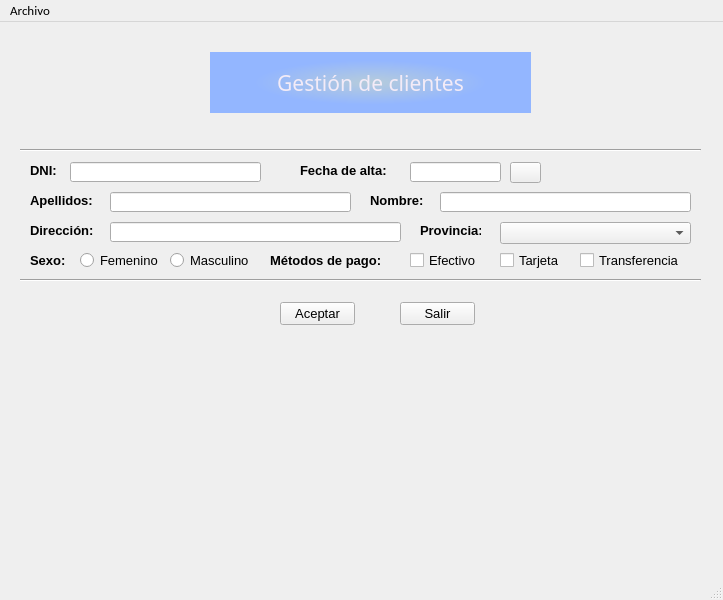
This is ventana.ui in cegola/GOMEZLANGE as Qt 5 draws it before an edit. The edited form follows.
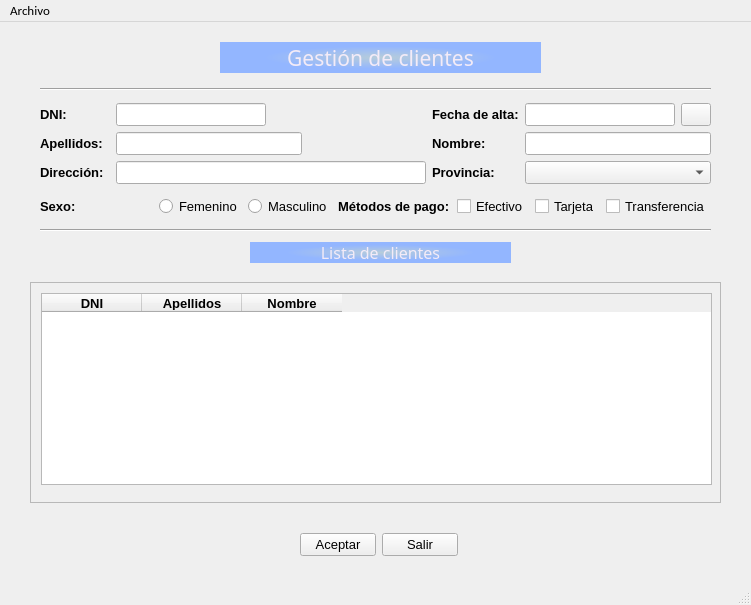
This is the edited form. Icons and pictures are not drawn.

Commit message: Version 0.0.3 Tabla funcionando y guardando

The edit to the form file:
```diff
--- a/ventana.ui
+++ b/ventana.ui
@@ -6,10 +6,28 @@
    <rect>
     <x>0</x>
     <y>0</y>
-    <width>723</width>
-    <height>600</height>
+    <width>751</width>
+    <height>605</height>
    </rect>
   </property>
+  <property name="sizePolicy">
+   <sizepolicy hsizetype="Fixed" vsizetype="Fixed">
+    <horstretch>0</horstretch>
+    <verstretch>0</verstretch>
+   </sizepolicy>
+  </property>
+  <property name="minimumSize">
+   <size>
+    <width>720</width>
+    <height>350</height>
+   </size>
+  </property>
+  <property name="maximumSize">
+   <size>
+    <width>16777215</width>
+    <height>16777215</height>
+   </size>
+  </property>
   <property name="font">
    <font>
     <family>MS Shell Dlg 2</family>
@@ -25,10 +43,10 @@
    <widget class="QLabel" name="lbl_ges_clientes">
     <property name="geometry">
      <rect>
-      <x>210</x>
-      <y>30</y>
+      <x>220</x>
+      <y>20</y>
       <width>321</width>
-      <height>61</height>
+      <height>31</height>
      </rect>
     </property>
     <property name="font">
@@ -50,394 +68,487 @@
      <number>-3</number>
     </property>
    </widget>
-   <widget class="Line" name="line">
+   <widget class="QWidget" name="layoutWidget">
     <property name="geometry">
      <rect>
-      <x>20</x>
-      <y>120</y>
-      <width>681</width>
-      <height>16</height>
+      <x>40</x>
+      <y>60</y>
+      <width>671</width>
+      <height>156</height>
      </rect>
     </property>
-    <property name="orientation">
-     <enum>Qt::Horizontal</enum>
-    </property>
+    <layout class="QVBoxLayout" name="verticalLayout">
+     <item>
+      <widget class="Line" name="line">
+       <property name="orientation">
+        <enum>Qt::Horizontal</enum>
+       </property>
+      </widget>
+     </item>
+     <item>
+      <layout class="QGridLayout" name="gridLayout">
+       <item row="0" column="1">
+        <widget class="QLineEdit" name="editDni">
+         <property name="minimumSize">
+          <size>
+           <width>150</width>
+           <height>0</height>
+          </size>
+         </property>
+        </widget>
+       </item>
+       <item row="0" column="0">
+        <widget class="QLabel" name="lblDni">
+         <property name="minimumSize">
+          <size>
+           <width>35</width>
+           <height>0</height>
+          </size>
+         </property>
+         <property name="font">
+          <font>
+           <family>MS Shell Dlg 2</family>
+           <pointsize>10</pointsize>
+           <weight>75</weight>
+           <bold>true</bold>
+          </font>
+         </property>
+         <property name="text">
+          <string>DNI:</string>
+         </property>
+        </widget>
+       </item>
+       <item row="0" column="2">
+        <widget class="QLabel" name="lblValidar">
+         <property name="minimumSize">
+          <size>
+           <width>30</width>
+           <height>0</height>
+          </size>
+         </property>
+         <property name="font">
+          <font>
+           <family>Comic Sans MS</family>
+           <pointsize>11</pointsize>
+           <weight>75</weight>
+           <bold>true</bold>
+          </font>
+         </property>
+         <property name="text">
+          <string/>
+         </property>
+        </widget>
+       </item>
+       <item row="0" column="4">
+        <widget class="QLabel" name="lblCliAlta">
+         <property name="font">
+          <font>
+           <family>MS Shell Dlg 2</family>
+           <pointsize>10</pointsize>
+           <weight>75</weight>
+           <bold>true</bold>
+          </font>
+         </property>
+         <property name="text">
+          <string>Fecha de alta:</string>
+         </property>
+        </widget>
+       </item>
+       <item row="0" column="6">
+        <widget class="QPushButton" name="btnCalendar">
+         <property name="minimumSize">
+          <size>
+           <width>20</width>
+           <height>20</height>
+          </size>
+         </property>
+         <property name="maximumSize">
+          <size>
+           <width>30</width>
+           <height>30</height>
+          </size>
+         </property>
+         <property name="text">
+          <string/>
+         </property>
+         <property name="icon">
+          <iconset>
+           <normaloff>../../.designer/backup/img/iconoCalendar.png</normaloff>../../.designer/backup/img/iconoCalendar.png</iconset>
+         </property>
+         <property name="iconSize">
+          <size>
+           <width>24</width>
+           <height>24</height>
+          </size>
+         </property>
+        </widget>
+       </item>
+       <item row="0" column="5">
+        <widget class="QLineEdit" name="editCliAlta">
+         <property name="minimumSize">
+          <size>
+           <width>150</width>
+           <height>0</height>
+          </size>
+         </property>
+        </widget>
+       </item>
+       <item row="3" column="4">
+        <widget class="QLabel" name="lblNombre">
+         <property name="font">
+          <font>
+           <family>MS Shell Dlg 2</family>
+           <pointsize>10</pointsize>
+           <weight>75</weight>
+           <bold>true</bold>
+          </font>
+         </property>
+         <property name="text">
+          <string>Nombre:</string>
+         </property>
+        </widget>
+       </item>
+       <item row="4" column="0">
+        <widget class="QLabel" name="lblDireccion">
+         <property name="minimumSize">
+          <size>
+           <width>70</width>
+           <height>0</height>
+          </size>
+         </property>
+         <property name="font">
+          <font>
+           <family>MS Shell Dlg 2</family>
+           <pointsize>10</pointsize>
+           <weight>75</weight>
+           <bold>true</bold>
+          </font>
+         </property>
+         <property name="text">
+          <string>Dirección:</string>
+         </property>
+        </widget>
+       </item>
+       <item row="3" column="1" colspan="2">
+        <widget class="QLineEdit" name="editApellidos">
+         <property name="minimumSize">
+          <size>
+           <width>175</width>
+           <height>0</height>
+          </size>
+         </property>
+        </widget>
+       </item>
+       <item row="3" column="0">
+        <widget class="QLabel" name="lblApellidos">
+         <property name="minimumSize">
+          <size>
+           <width>70</width>
+           <height>0</height>
+          </size>
+         </property>
+         <property name="font">
+          <font>
+           <family>MS Shell Dlg 2</family>
+           <pointsize>10</pointsize>
+           <weight>75</weight>
+           <bold>true</bold>
+          </font>
+         </property>
+         <property name="text">
+          <string>Apellidos:</string>
+         </property>
+        </widget>
+       </item>
+       <item row="4" column="5" colspan="2">
+        <widget class="QComboBox" name="cmbProvincia">
+         <property name="minimumSize">
+          <size>
+           <width>150</width>
+           <height>0</height>
+          </size>
+         </property>
+        </widget>
+       </item>
+       <item row="3" column="5" colspan="2">
+        <widget class="QLineEdit" name="editNombre">
+         <property name="enabled">
+          <bool>true</bool>
+         </property>
+         <property name="minimumSize">
+          <size>
+           <width>150</width>
+           <height>0</height>
+          </size>
+         </property>
+         <property name="alignment">
+          <set>Qt::AlignLeading|Qt::AlignLeft|Qt::AlignVCenter</set>
+         </property>
+        </widget>
+       </item>
+       <item row="4" column="4">
+        <widget class="QLabel" name="lblProvincia">
+         <property name="font">
+          <font>
+           <family>MS Shell Dlg 2</family>
+           <pointsize>10</pointsize>
+           <weight>75</weight>
+           <bold>true</bold>
+          </font>
+         </property>
+         <property name="text">
+          <string>Provincia:</string>
+         </property>
+        </widget>
+       </item>
+       <item row="3" column="3">
+        <spacer name="horizontalSpacer">
+         <property name="orientation">
+          <enum>Qt::Horizontal</enum>
+         </property>
+         <property name="sizeType">
+          <enum>QSizePolicy::Expanding</enum>
+         </property>
+         <property name="sizeHint" stdset="0">
+          <size>
+           <width>20</width>
+           <height>20</height>
+          </size>
+         </property>
+        </spacer>
+       </item>
+       <item row="4" column="1" colspan="3">
+        <widget class="QLineEdit" name="editDireccion">
+         <property name="minimumSize">
+          <size>
+           <width>175</width>
+           <height>0</height>
+          </size>
+         </property>
+        </widget>
+       </item>
+      </layout>
+     </item>
+     <item>
+      <layout class="QHBoxLayout" name="horizontalLayout_3">
+       <item>
+        <widget class="QLabel" name="lblSexo">
+         <property name="minimumSize">
+          <size>
+           <width>40</width>
+           <height>0</height>
+          </size>
+         </property>
+         <property name="font">
+          <font>
+           <family>MS Shell Dlg 2</family>
+           <pointsize>10</pointsize>
+           <weight>75</weight>
+           <bold>true</bold>
+          </font>
+         </property>
+         <property name="text">
+          <string>Sexo:</string>
+         </property>
+        </widget>
+       </item>
+       <item>
+        <layout class="QHBoxLayout" name="horizontalLayout_2">
+         <item>
+          <widget class="QRadioButton" name="rbtFemenino">
+           <property name="text">
+            <string>Femenino</string>
+           </property>
+          </widget>
+         </item>
+         <item>
+          <widget class="QRadioButton" name="rbtMasculino">
+           <property name="text">
+            <string>Masculino</string>
+           </property>
+          </widget>
+         </item>
+        </layout>
+       </item>
+       <item>
+        <widget class="QLabel" name="lblMetodosPago">
+         <property name="font">
+          <font>
+           <family>MS Shell Dlg 2</family>
+           <pointsize>10</pointsize>
+           <weight>75</weight>
+           <bold>true</bold>
+          </font>
+         </property>
+         <property name="text">
+          <string>Métodos de pago:</string>
+         </property>
+        </widget>
+       </item>
+       <item>
+        <layout class="QHBoxLayout" name="horizontalLayout">
+         <item>
+          <widget class="QCheckBox" name="chkEfectivo">
+           <property name="text">
+            <string>Efectivo</string>
+           </property>
+          </widget>
+         </item>
+         <item>
+          <widget class="QCheckBox" name="chkTarjeta">
+           <property name="text">
+            <string>Tarjeta</string>
+           </property>
+          </widget>
+         </item>
+         <item>
+          <widget class="QCheckBox" name="chkTransferencia">
+           <property name="text">
+            <string>Transferencia</string>
+           </property>
+          </widget>
+         </item>
+        </layout>
+       </item>
+      </layout>
+     </item>
+     <item>
+      <widget class="Line" name="line_3">
+       <property name="orientation">
+        <enum>Qt::Horizontal</enum>
+       </property>
+      </widget>
+     </item>
+    </layout>
    </widget>
-   <widget class="Line" name="line_2">
-    <property name="geometry">
-     <rect>
-      <x>20</x>
-      <y>250</y>
-      <width>681</width>
-      <height>16</height>
-     </rect>
-    </property>
-    <property name="orientation">
-     <enum>Qt::Horizontal</enum>
-    </property>
-   </widget>
-   <widget class="QLineEdit" name="editDni">
-    <property name="geometry">
-     <rect>
-      <x>70</x>
-      <y>140</y>
-      <width>191</width>
-      <height>20</height>
-     </rect>
-    </property>
-   </widget>
-   <widget class="QLineEdit" name="edit_apellidos">
-    <property name="geometry">
-     <rect>
-      <x>110</x>
-      <y>170</y>
-      <width>241</width>
-      <height>20</height>
-     </rect>
-    </property>
-   </widget>
-   <widget class="QLineEdit" name="edit_nombre">
-    <property name="geometry">
-     <rect>
-      <x>440</x>
-      <y>170</y>
-      <width>251</width>
-      <height>20</height>
-     </rect>
-    </property>
-   </widget>
-   <widget class="QPushButton" name="btn_aceptar">
-    <property name="geometry">
-     <rect>
-      <x>280</x>
-      <y>280</y>
-      <width>75</width>
-      <height>23</height>
-     </rect>
-    </property>
-    <property name="text">
-     <string>Aceptar</string>
-    </property>
-   </widget>
-   <widget class="QPushButton" name="btnSalir">
-    <property name="geometry">
-     <rect>
-      <x>400</x>
-      <y>280</y>
-      <width>75</width>
-      <height>23</height>
-     </rect>
-    </property>
-    <property name="text">
-     <string>Salir</string>
-    </property>
-   </widget>
-   <widget class="QLabel" name="lblValidar">
-    <property name="geometry">
-     <rect>
-      <x>270</x>
-      <y>140</y>
-      <width>21</width>
-      <height>21</height>
-     </rect>
-    </property>
-    <property name="font">
-     <font>
-      <family>Comic Sans MS</family>
-      <pointsize>11</pointsize>
-      <weight>75</weight>
-      <bold>true</bold>
-     </font>
-    </property>
-    <property name="text">
-     <string/>
-    </property>
-   </widget>
-   <widget class="QLabel" name="lblSexo">
-    <property name="geometry">
-     <rect>
-      <x>30</x>
-      <y>230</y>
-      <width>41</width>
-      <height>16</height>
-     </rect>
-    </property>
-    <property name="font">
-     <font>
-      <family>MS Shell Dlg 2</family>
-      <pointsize>10</pointsize>
-      <weight>75</weight>
-      <bold>true</bold>
-     </font>
-    </property>
-    <property name="text">
-     <string>Sexo:</string>
-    </property>
-   </widget>
-   <widget class="QRadioButton" name="rbtFemenino">
-    <property name="geometry">
-     <rect>
-      <x>80</x>
-      <y>230</y>
-      <width>82</width>
-      <height>17</height>
-     </rect>
-    </property>
-    <property name="text">
-     <string>Femenino</string>
-    </property>
-   </widget>
-   <widget class="QRadioButton" name="rbtMasculino">
-    <property name="geometry">
-     <rect>
-      <x>170</x>
-      <y>230</y>
-      <width>82</width>
-      <height>17</height>
-     </rect>
-    </property>
-    <property name="text">
-     <string>Masculino</string>
-    </property>
-   </widget>
-   <widget class="QLabel" name="lblDni">
-    <property name="geometry">
-     <rect>
-      <x>30</x>
-      <y>140</y>
-      <width>41</width>
-      <height>16</height>
-     </rect>
-    </property>
-    <property name="font">
-     <font>
-      <family>MS Shell Dlg 2</family>
-      <pointsize>10</pointsize>
-      <weight>75</weight>
-      <bold>true</bold>
-     </font>
-    </property>
-    <property name="text">
-     <string>DNI:</string>
-    </property>
-   </widget>
-   <widget class="QLabel" name="lblApellidos">
-    <property name="geometry">
-     <rect>
-      <x>30</x>
-      <y>170</y>
-      <width>71</width>
-      <height>16</height>
-     </rect>
-    </property>
-    <property name="font">
-     <font>
-      <family>MS Shell Dlg 2</family>
-      <pointsize>10</pointsize>
-      <weight>75</weight>
-      <bold>true</bold>
-     </font>
-    </property>
-    <property name="text">
-     <string>Apellidos:</string>
-    </property>
-   </widget>
-   <widget class="QLabel" name="lblNombre">
-    <property name="geometry">
-     <rect>
-      <x>370</x>
-      <y>170</y>
-      <width>61</width>
-      <height>16</height>
-     </rect>
-    </property>
-    <property name="font">
-     <font>
-      <family>MS Shell Dlg 2</family>
-      <pointsize>10</pointsize>
-      <weight>75</weight>
-      <bold>true</bold>
-     </font>
-    </property>
-    <property name="text">
-     <string>Nombre:</string>
-    </property>
-   </widget>
-   <widget class="QLabel" name="lblMetodosPago">
-    <property name="geometry">
-     <rect>
-      <x>270</x>
-      <y>230</y>
-      <width>131</width>
-      <height>16</height>
-     </rect>
-    </property>
-    <property name="font">
-     <font>
-      <family>MS Shell Dlg 2</family>
-      <pointsize>10</pointsize>
-      <weight>75</weight>
-      <bold>true</bold>
-     </font>
-    </property>
-    <property name="text">
-     <string>Métodos de pago:</string>
-    </property>
-   </widget>
-   <widget class="QCheckBox" name="chkEfectivo">
-    <property name="geometry">
-     <rect>
-      <x>410</x>
-      <y>230</y>
-      <width>70</width>
-      <height>17</height>
-     </rect>
-    </property>
-    <property name="text">
-     <string>Efectivo</string>
-    </property>
-   </widget>
-   <widget class="QCheckBox" name="chkTarjeta">
-    <property name="geometry">
-     <rect>
-      <x>500</x>
-      <y>230</y>
-      <width>70</width>
-      <height>17</height>
-     </rect>
-    </property>
-    <property name="text">
-     <string>Tarjeta</string>
-    </property>
-   </widget>
-   <widget class="QCheckBox" name="chkTransferencia">
-    <property name="geometry">
-     <rect>
-      <x>580</x>
-      <y>230</y>
-      <width>101</width>
-      <height>17</height>
-     </rect>
-    </property>
-    <property name="text">
-     <string>Transferencia</string>
-    </property>
-   </widget>
-   <widget class="QLabel" name="lblDireccion">
-    <property name="geometry">
-     <rect>
-      <x>30</x>
-      <y>200</y>
-      <width>71</width>
-      <height>16</height>
-     </rect>
-    </property>
-    <property name="font">
-     <font>
-      <family>MS Shell Dlg 2</family>
-      <pointsize>10</pointsize>
-      <weight>75</weight>
-      <bold>true</bold>
-     </font>
-    </property>
-    <property name="text">
-     <string>Dirección:</string>
-    </property>
-   </widget>
-   <widget class="QLineEdit" name="editDireccion">
-    <property name="geometry">
-     <rect>
-      <x>110</x>
-      <y>200</y>
-      <width>291</width>
-      <height>20</height>
-     </rect>
-    </property>
-   </widget>
-   <widget class="QLabel" name="lblProvincia">
-    <property name="geometry">
-     <rect>
-      <x>420</x>
-      <y>200</y>
-      <width>61</width>
-      <height>16</height>
-     </rect>
-    </property>
-    <property name="font">
-     <font>
-      <family>MS Shell Dlg 2</family>
-      <pointsize>10</pointsize>
-      <weight>75</weight>
-      <bold>true</bold>
-     </font>
-    </property>
-    <property name="text">
-     <string>Provincia:</string>
-    </property>
-   </widget>
-   <widget class="QComboBox" name="cmbProvincia">
-    <property name="geometry">
-     <rect>
-      <x>500</x>
-      <y>200</y>
-      <width>191</width>
-      <height>22</height>
-     </rect>
-    </property>
-   </widget>
-   <widget class="QLabel" name="lblCliAlta">
+   <widget class="QWidget" name="layoutWidget">
     <property name="geometry">
      <rect>
       <x>300</x>
-      <y>140</y>
-      <width>101</width>
-      <height>16</height>
+      <y>510</y>
+      <width>158</width>
+      <height>26</height>
+     </rect>
+    </property>
+    <layout class="QHBoxLayout" name="horizontalLayout_4">
+     <item>
+      <widget class="QPushButton" name="btn_aceptar">
+       <property name="text">
+        <string>Aceptar</string>
+       </property>
+      </widget>
+     </item>
+     <item>
+      <widget class="QPushButton" name="btnSalir">
+       <property name="text">
+        <string>Salir</string>
+       </property>
+      </widget>
+     </item>
+    </layout>
+   </widget>
+   <widget class="QLabel" name="lbl_ges_clientes_2">
+    <property name="geometry">
+     <rect>
+      <x>250</x>
+      <y>220</y>
+      <width>261</width>
+      <height>21</height>
      </rect>
     </property>
     <property name="font">
      <font>
-      <family>MS Shell Dlg 2</family>
-      <pointsize>10</pointsize>
-      <weight>75</weight>
-      <bold>true</bold>
+      <family>Noto Sans</family>
+      <pointsize>12</pointsize>
      </font>
     </property>
+    <property name="styleSheet">
+     <string notr="true">background-color :qradialgradient(spread:pad, cx:0.5, cy:0.5, radius:0.5, fx:0.5, fy:0.5, stop:0 rgba(182, 204, 219, 255), stop:0.721591 rgba(147, 182, 255, 255)); color: rgb(243, 235, 247)</string>
+    </property>
     <property name="text">
-     <string>Fecha de alta:</string>
+     <string>Lista de clientes</string>
     </property>
-   </widget>
-   <widget class="QLineEdit" name="editCliAlta">
-    <property name="geometry">
-     <rect>
-      <x>410</x>
-      <y>140</y>
-      <width>91</width>
-      <height>20</height>
-     </rect>
+    <property name="alignment">
+     <set>Qt::AlignCenter</set>
     </property>
+    <property name="margin">
+     <number>-3</number>
+    </property>
    </widget>
-   <widget class="QPushButton" name="btnCalendar">
+   <widget class="QScrollArea" name="scrollArea">
     <property name="geometry">
      <rect>
-      <x>510</x>
-      <y>140</y>
-      <width>31</width>
-      <height>21</height>
+      <x>30</x>
+      <y>260</y>
+      <width>691</width>
+      <height>221</height>
      </rect>
     </property>
-    <property name="text">
-     <string/>
+    <property name="widgetResizable">
+     <bool>true</bool>
     </property>
-    <property name="icon">
-     <iconset>
-      <normaloff>img/iconoCalendar.png</normaloff>img/iconoCalendar.png</iconset>
-    </property>
-    <property name="iconSize">
-     <size>
-      <width>24</width>
-      <height>24</height>
-     </size>
-    </property>
+    <widget class="QWidget" name="scrollAreaWidgetContents">
+     <property name="geometry">
+      <rect>
+       <x>0</x>
+       <y>0</y>
+       <width>689</width>
+       <height>219</height>
+      </rect>
+     </property>
+     <widget class="QTableWidget" name="tablaCli">
+      <property name="geometry">
+       <rect>
+        <x>10</x>
+        <y>10</y>
+        <width>671</width>
+        <height>192</height>
+       </rect>
+      </property>
+      <column>
+       <property name="text">
+        <string>DNI</string>
+       </property>
+       <property name="font">
+        <font>
+         <weight>75</weight>
+         <bold>true</bold>
+        </font>
+       </property>
+       <property name="textAlignment">
+        <set>AlignCenter</set>
+       </property>
+      </column>
+      <column>
+       <property name="text">
+        <string>Apellidos</string>
+       </property>
+       <property name="font">
+        <font>
+         <weight>75</weight>
+         <bold>true</bold>
+        </font>
+       </property>
+       <property name="textAlignment">
+        <set>AlignCenter</set>
+       </property>
+      </column>
+      <column>
+       <property name="text">
+        <string>Nombre</string>
+       </property>
+       <property name="font">
+        <font>
+         <weight>75</weight>
+         <bold>true</bold>
+        </font>
+       </property>
+       <property name="textAlignment">
+        <set>AlignCenter</set>
+       </property>
+      </column>
+     </widget>
+    </widget>
    </widget>
   </widget>
   <widget class="QMenuBar" name="menuBar">
@@ -445,7 +556,7 @@
     <rect>
      <x>0</x>
      <y>0</y>
-     <width>723</width>
+     <width>751</width>
      <height>20</height>
     </rect>
    </property>
```
The commit also changes 5 other files.
